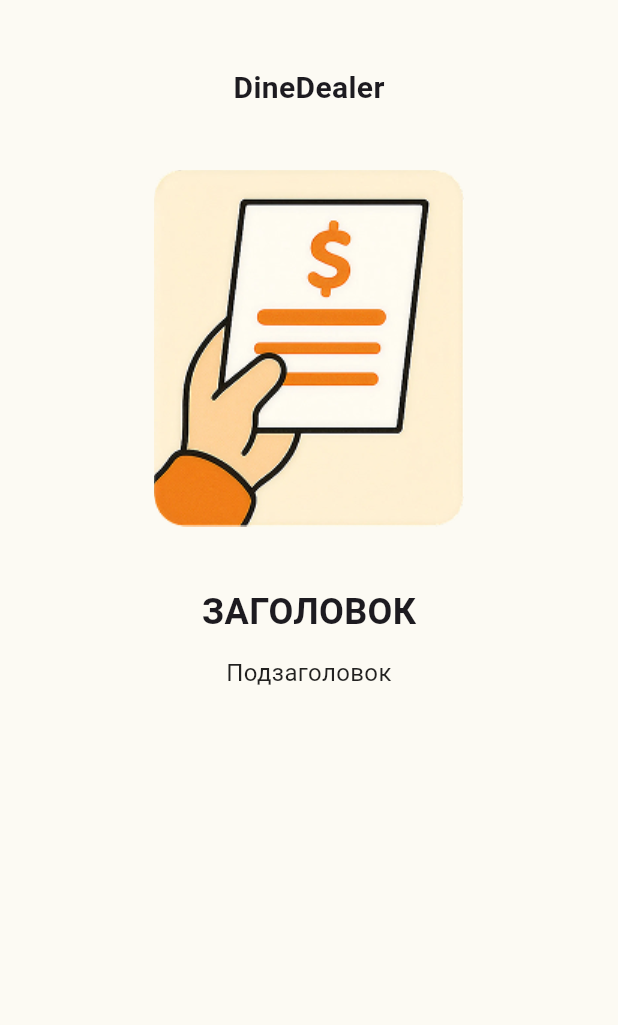
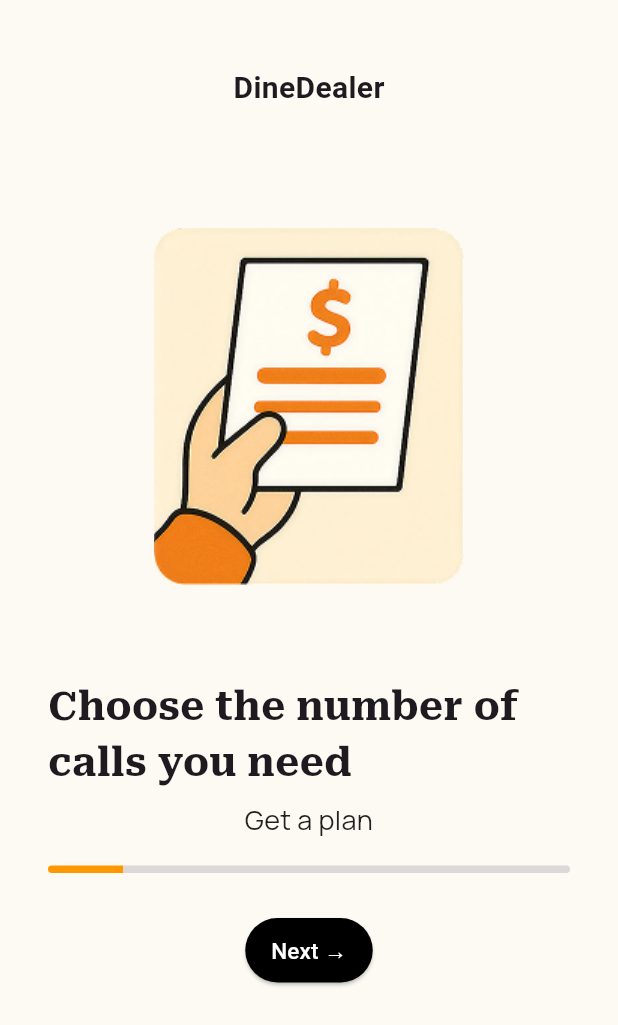
Before and after one commit to FloridaElizareva/dine_dealer, a Flutter app: the Onboarding screen opened directly, on a phone screen of 412 x 824 dp. Shown: the top 1025 px of the screen. Run offline on Flutter 3.47's test engine with Material 3 defaults, Android fonts, the phone set to English and light mode, and no system bars; our stand-ins replace dio, either_dart, flutter_secure_storage, flutter_svg, get, vector_graphics; accounts and stored records are empty; Roboto replaces fonts that are missing (Georgia); project files that could hold a hidden picture were left out; key blocks and very long unbroken strings in the code were emptied for the run.

Commit message:
feat: добавлен onbording

```diff
--- a/lib/features/pages/enter_code_page/enter_code_page.dart
+++ b/lib/features/pages/enter_code_page/enter_code_page.dart
@@ -1,5 +1,6 @@
 import 'package:dine_dealer/core/theme/colors.dart';
 import 'package:dine_dealer/features/domain/controllers/log_in_controller.dart';
+import 'package:dine_dealer/features/pages/onboarding/onboarding.dart';
 import 'package:flutter/material.dart';
 import 'package:flutter/services.dart';
 import 'package:get/get.dart';
@@ -89,7 +90,7 @@ class _EnterCodePageState extends State<EnterCodePage> {
                         focusNode4,
                         textEditingController4,
                         prevFocusNode: focusNode3,
-                        onChange: () => sendOtp(),
+                        onChange: () => sendOtp(controller),
                       ),
                     ],
                   ),
@@ -172,7 +173,7 @@ class _EnterCodePageState extends State<EnterCodePage> {
     );
   }
 
-  void sendOtp() async{
+  void sendOtp(LogInController controller) async {
     final code1 = textEditingController1.text;
     final code2 = textEditingController2.text;
     final code3 = textEditingController3.text;
@@ -181,7 +182,11 @@ class _EnterCodePageState extends State<EnterCodePage> {
     final code = code1 + code2 + code3 + code4;
 
     if (code.length == 4) {
-      await Get.find<LogInController>().sendOtp(code);
+      await controller.sendOtp(code);
+
+      if (controller.enterCodeFailure == null) {
+        Get.off(Onboarding());
+      }
     }
   }
 }
--- a/lib/features/pages/onboarding/onboarding.dart
+++ b/lib/features/pages/onboarding/onboarding.dart
@@ -1,3 +1,4 @@
+import 'package:dine_dealer/core/assets/fonts.gen.dart';
 import 'package:flutter/material.dart';
 import 'package:flutter_svg/svg.dart';
 
@@ -9,8 +10,28 @@ class Onboarding extends StatefulWidget {
 }
 
 class _OnboardingState extends State<Onboarding> {
+  int stepIndex = 0;
+
   @override
   Widget build(BuildContext context) {
+    final List<String> images = [
+      'assets/images/onboarding1.png',
+      'assets/images/onboarding2.png',
+      'assets/images/onboarding3.png',
+    ];
+
+    final List<String> titles = [
+      'Get a plan',
+      'Make reservations',
+      'Enjoy your meal!',
+    ];
+
+    final List<String> subtitles = [
+      'Choose the number of calls you need',
+      'Use calls to book tables easily',
+      'Stress-free dining, every time!',
+    ];
+
     return Scaffold(
       backgroundColor: const Color(0xFFFCFAF3),
       body: SafeArea(
@@ -32,24 +53,88 @@ class _OnboardingState extends State<Onboarding> {
                   ),
                 ),
               ),
-              const SizedBox(height: 40),
-              Image.asset('assets/images/onboarding1.png'),
-              const SizedBox(height: 40),
+              const SizedBox(height: 79),
+              Image.asset(
+                images[stepIndex],
+                height: 238,
+                width: 207,
+              ),
+              const SizedBox(height: 63),
               Text(
-                'ЗАГОЛОВОК',
+                subtitles[stepIndex],
                 style: const TextStyle(
-                  fontSize: 24,
-                  fontWeight: FontWeight.bold,
-                  fontFamily: 'Georgia',
+                  fontSize: 26,
+                  fontWeight: FontWeight.w700,
+                  fontFamily: FontFamily.robotoSerif,
                 ),
               ),
-              const SizedBox(height: 12),
+              const SizedBox(height: 6),
               Text(
-                'Подзаголовок',
-                style: const TextStyle(fontSize: 16, color: Colors.black87),
+                titles[stepIndex],
+                style: const TextStyle(
+                  fontSize: 18,
+                  color: Colors.black87,
+                  fontWeight: FontWeight.w400,
+                  fontFamily: FontFamily.manrope,
+                ),
                 textAlign: TextAlign.center,
               ),
-              const SizedBox(height: 20),
+              const SizedBox(height: 18),
+              Center(
+                child: Row(
+                  mainAxisAlignment: MainAxisAlignment.center,
+                  children: [
+                    Container(
+                      width: stepIndex == 0? 50: 100,
+                      height: 5,
+                      decoration: BoxDecoration(
+                        color: Colors.orange,
+                        borderRadius: BorderRadius.only(
+                          topLeft: Radius.circular(28),
+                          bottomLeft: Radius.circular(28),
+                        ),
+                      ),
+                    ),
+                    Expanded(
+                      child: Container(
+                        width: 100,
+                        height: 5,
+                        decoration: BoxDecoration(
+                          color: const Color.fromARGB(255, 222, 215, 215),
+                          borderRadius: BorderRadius.only(
+                            topRight: Radius.circular(28),
+                            bottomRight: Radius.circular(28),
+                          ),
+                        ),
+                      ),
+                    ),
+                  ],
+                ),
+              ),
+              SizedBox(height: 30),
+              SizedBox(
+                width: 85,
+                height: 43,
+                child: ElevatedButton(
+                  onPressed: () {
+                    setState(() {
+                      stepIndex = (stepIndex + 1) % 3;
+                    });
+                  },
+                  child: Text(
+                    'Next →',
+                    style: TextStyle(fontSize: 15),
+                  ),
+                  style: ElevatedButton.styleFrom(
+                    backgroundColor: Colors.black,
+                    foregroundColor: Colors.white,
+                    padding: EdgeInsets.symmetric(
+                      horizontal: 12.0,
+                      vertical: 6.0,
+                    ),
+                  ),
+                ),
+              ),
             ],
           ),
         ),
--- a/lib/main.dart
+++ b/lib/main.dart
@@ -23,7 +23,7 @@ class MyApp extends StatelessWidget {
 
         colorScheme: ColorScheme.fromSeed(seedColor: Colors.deepPurple),
       ),
-      home: LogInPage(),
+      home: Onboarding(),
     );
   }
 }
```
Also changed, not shown: assets/images/onboarding2.png (added), assets/images/onboarding3.png (added), 6 other files.
